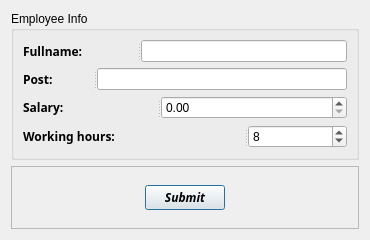
Old version of the form employee_add.ui in the repository 0x000N3X4N/HomeApplianceService.
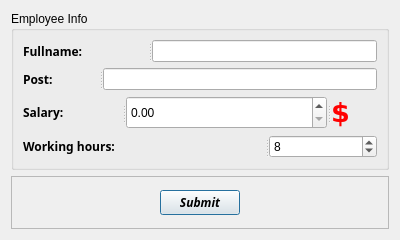
New version of the form.

The edit to the form file:
```diff
--- a/employee_add.ui
+++ b/employee_add.ui
@@ -6,7 +6,7 @@
    <rect>
     <x>0</x>
     <y>0</y>
-    <width>370</width>
+    <width>400</width>
     <height>240</height>
    </rect>
   </property>
@@ -92,7 +92,27 @@
           <string>Salary:</string>
          </property>
         </widget>
-        <widget class="QDoubleSpinBox" name="salary_dsBox"/>
+        <widget class="QDoubleSpinBox" name="salary_dsBox">
+         <property name="maximum">
+          <double>1000000.000000000000000</double>
+         </property>
+        </widget>
+        <widget class="QLabel" name="symb_l">
+         <property name="font">
+          <font>
+           <family>Verdana</family>
+           <pointsize>20</pointsize>
+           <weight>75</weight>
+           <bold>true</bold>
+          </font>
+         </property>
+         <property name="styleSheet">
+          <string notr="true">color: rgb(255, 0, 0);</string>
+         </property>
+         <property name="text">
+          <string>$</string>
+         </property>
+        </widget>
        </widget>
       </item>
       <item>
```
